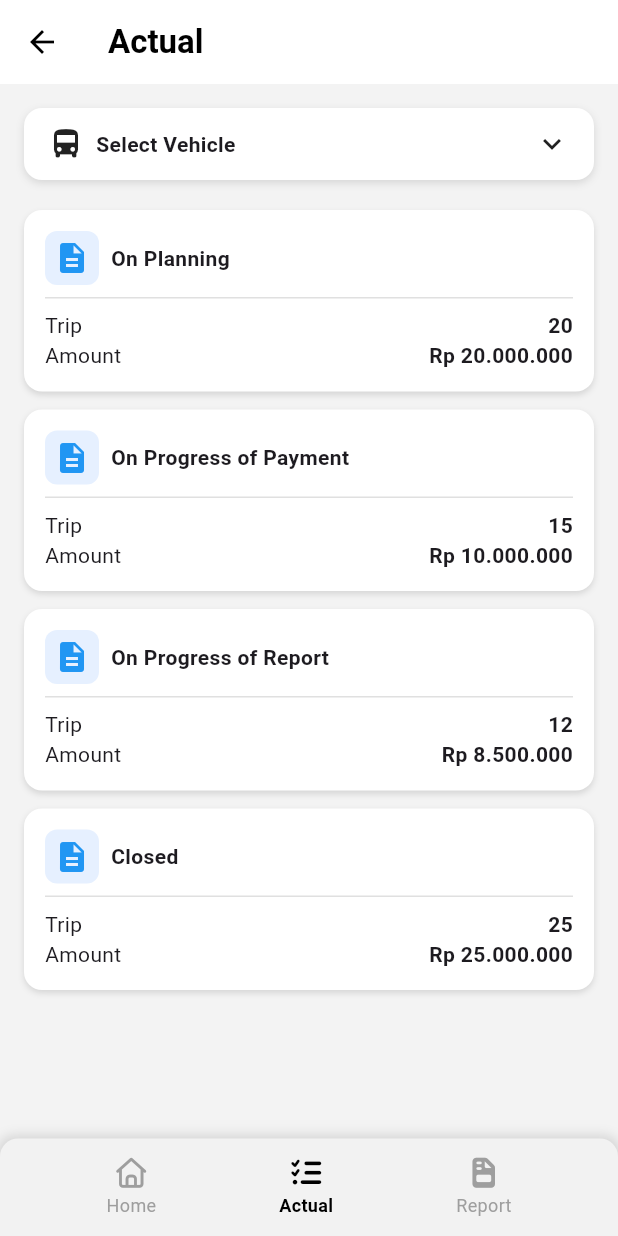
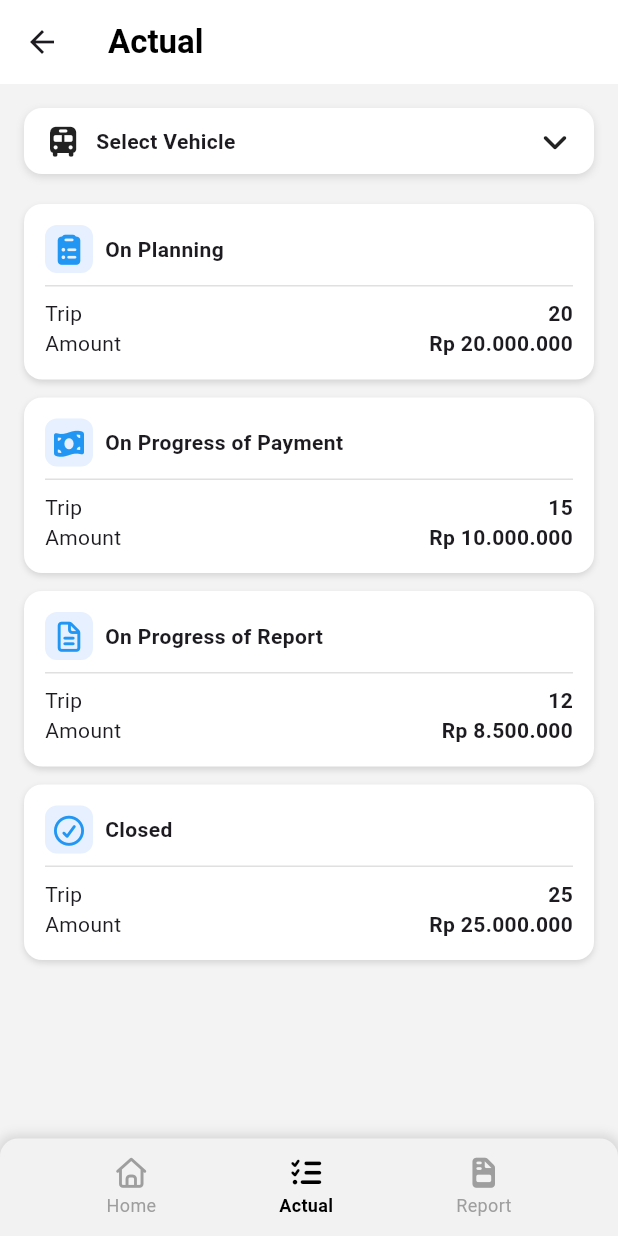
Before and after one commit to agunglaksonoputra/PJ4-travelin-mobile, a Flutter app: the ActualPage screen opened by its route, on a phone screen of 412 x 824 dp. Run offline on Flutter 3.47's test engine with Material 3 defaults, Android fonts, the phone set to English and light mode, and no system bars; our stand-ins replace flutter_dotenv, font_awesome_flutter, logger, shared_preferences; accounts and stored records are empty; network calls fail.

Commit message:
feat(actual): add trip card widget and update actual page

```diff
--- a/lib/pages/actual_page.dart
+++ b/lib/pages/actual_page.dart
@@ -1,4 +1,6 @@
 import 'package:flutter/material.dart';
+import 'package:font_awesome_flutter/font_awesome_flutter.dart';
+import 'package:travelin/widgets/trip_card.dart';
 import '../services/vehicle_service.dart';
 import '../widgets/bottom_navbar.dart';
 
@@ -51,12 +53,6 @@ class _ActualPageState extends State<ActualPage> {
           "Actual",
           style: TextStyle(fontWeight: FontWeight.bold, color: Colors.black),
         ),
-        leading: IconButton(
-          icon: const Icon(Icons.arrow_back, color: Colors.black),
-          onPressed: () {
-            Navigator.pushReplacementNamed(context, '/home');
-          },
-        ),
       ),
       body: Padding(
         padding: const EdgeInsets.all(16),
@@ -67,29 +63,33 @@ class _ActualPageState extends State<ActualPage> {
             Expanded(
               child: ListView(
                 children: [
-                  _buildTripCard(
+                  TripCard(
                     title: "On Planning",
                     trip: 20,
                     amount: "20.000.000",
+                    icon: FontAwesomeIcons.clipboardList,
                     onTap: () => Navigator.pushNamed(context, '/OnPlanning'),
                   ),
-                  _buildTripCard(
+                  TripCard(
                     title: "On Progress of Payment",
                     trip: 15,
                     amount: "10.000.000",
+                    icon: FontAwesomeIcons.moneyBillWave,
                     onTap: () =>
                         Navigator.pushNamed(context, '/OnPayment_progress'),
                   ),
-                  _buildTripCard(
+                  TripCard(
                     title: "On Progress of Report",
                     trip: 12,
                     amount: "8.500.000",
+                    icon: FontAwesomeIcons.fileLines,
                     onTap: () => Navigator.pushNamed(context, '/OnReport'),
                   ),
-                  _buildTripCard(
+                  TripCard(
                     title: "Closed",
                     trip: 25,
                     amount: "25.000.000",
+                    icon: FontAwesomeIcons.circleCheck,
                     onTap: () => Navigator.pushNamed(context, '/report'),
                   ),
                 ],
@@ -142,8 +142,8 @@ class _ActualPageState extends State<ActualPage> {
               children: [
                 Row(
                   children: [
-                    const Icon(Icons.directions_bus, color: Colors.black87),
-                    const SizedBox(width: 8),
+                    const Icon(FontAwesomeIcons.bus, color: Colors.black87, size: 20),
+                    const SizedBox(width: 12),
                     Text(
                       selectedVehicle.isNotEmpty
                           ? selectedVehicle
@@ -154,9 +154,10 @@ class _ActualPageState extends State<ActualPage> {
                 ),
                 Icon(
                   isDropdownOpen
-                      ? Icons.keyboard_arrow_up
-                      : Icons.keyboard_arrow_down,
+                      ? FontAwesomeIcons.angleUp
+                      : FontAwesomeIcons.angleDown,
                   color: Colors.black87,
+                  size: 20,
                 ),
               ],
             ),
@@ -217,77 +218,4 @@ class _ActualPageState extends State<ActualPage> {
       ],
     );
   }
-
-  // ===============================
-  // CARD STATUS PERJALANAN
-  // ===============================
-  Widget _buildTripCard({
-    required String title,
-    required int trip,
-    required String amount,
-    required VoidCallback onTap,
-  }) {
-    return GestureDetector(
-      onTap: onTap,
-      child: Container(
-        margin: const EdgeInsets.only(bottom: 12),
-        padding: const EdgeInsets.all(14),
-        decoration: BoxDecoration(
-          color: Colors.white,
-          borderRadius: BorderRadius.circular(12),
-          boxShadow: const [
-            BoxShadow(
-              color: Colors.black12,
-              blurRadius: 3,
-              offset: Offset(0, 2),
-            ),
-          ],
-        ),
-        child: Column(
-          crossAxisAlignment: CrossAxisAlignment.start,
-          children: [
-            Row(
-              children: [
-                Container(
-                  padding: const EdgeInsets.all(6),
-                  decoration: BoxDecoration(
-                    color: const Color(0xFFE6F0FF),
-                    borderRadius: BorderRadius.circular(8),
-                  ),
-                  child: const Icon(Icons.description, color: Colors.blue),
-                ),
-                const SizedBox(width: 8),
-                Text(
-                  title,
-                  style: const TextStyle(
-                    fontWeight: FontWeight.bold,
-                    fontSize: 14,
-                  ),
-                ),
-              ],
-            ),
-            const SizedBox(height: 8),
-            const Divider(height: 1, color: Colors.black12),
-            const SizedBox(height: 8),
-            Row(
-              mainAxisAlignment: MainAxisAlignment.spaceBetween,
-              children: [
-                const Text("Trip"),
-                Text("$trip",
-                    style: const TextStyle(fontWeight: FontWeight.bold)),
-              ],
-            ),
-            Row(
-              mainAxisAlignment: MainAxisAlignment.spaceBetween,
-              children: [
-                const Text("Amount"),
-                Text("Rp $amount",
-                    style: const TextStyle(fontWeight: FontWeight.bold)),
-              ],
-            ),
-          ],
-        ),
-      ),
-    );
-  }
 }
--- /dev/null
+++ b/lib/widgets/trip_card.dart
@@ -0,0 +1,92 @@
+import 'package:flutter/material.dart';
+
+class TripCard extends StatelessWidget {
+  final String title;
+  final int trip;
+  final String amount;
+  final IconData icon;
+  final VoidCallback onTap;
+
+  const TripCard({
+    super.key,
+    required this.title,
+    required this.trip,
+    required this.amount,
+    required this.icon,
+    required this.onTap,
+  });
+
+  @override
+  Widget build(BuildContext context) {
+    return GestureDetector(
+      onTap: onTap,
+      child: Container(
+        margin: const EdgeInsets.only(bottom: 12),
+        padding: const EdgeInsets.all(14),
+        decoration: BoxDecoration(
+          color: Colors.white,
+          borderRadius: BorderRadius.circular(12),
+          boxShadow: const [
+            BoxShadow(
+              color: Colors.black12,
+              blurRadius: 3,
+              offset: Offset(0, 2),
+            ),
+          ],
+        ),
+        child: Column(
+          crossAxisAlignment: CrossAxisAlignment.start,
+          children: [
+            Row(
+              children: [
+                Container(
+                  padding: const EdgeInsets.all(6),
+                  decoration: BoxDecoration(
+                    color: const Color(0xFFE6F0FF),
+                    borderRadius: BorderRadius.circular(8),
+                  ),
+                  child: Icon(
+                    icon,
+                    color: Colors.blue,
+                    size: 20,
+                  ),
+                ),
+                const SizedBox(width: 8),
+                Text(
+                  title,
+                  style: const TextStyle(
+                    fontWeight: FontWeight.bold,
+                    fontSize: 14,
+                  ),
+                ),
+              ],
+            ),
+            const SizedBox(height: 8),
+            const Divider(height: 1, color: Colors.black12),
+            const SizedBox(height: 8),
+            Row(
+              mainAxisAlignment: MainAxisAlignment.spaceBetween,
+              children: [
+                const Text("Trip"),
+                Text(
+                  "$trip",
+                  style: const TextStyle(fontWeight: FontWeight.bold),
+                ),
+              ],
+            ),
+            Row(
+              mainAxisAlignment: MainAxisAlignment.spaceBetween,
+              children: [
+                const Text("Amount"),
+                Text(
+                  "Rp $amount",
+                  style: const TextStyle(fontWeight: FontWeight.bold),
+                ),
+              ],
+            ),
+          ],
+        ),
+      ),
+    );
+  }
+}
```
